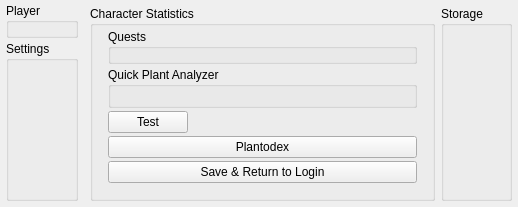
Above: client/src/GameState.ui from LaceyGSC/CPlusPlus-QT-CS3503-EducationalApp before the change. Below: the same form after it.
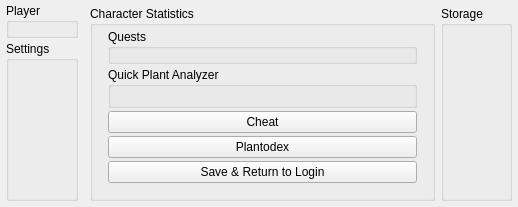
That is the form after the change.

The edit to the form file:
```diff
--- a/client/src/GameState.ui
+++ b/client/src/GameState.ui
@@ -9,7 +9,7 @@
    <rect>
     <x>0</x>
     <y>0</y>
-    <width>437</width>
+    <width>510</width>
     <height>205</height>
    </rect>
   </property>
@@ -197,13 +197,13 @@
         <item row="3" column="1">
          <widget class="QPushButton" name="pushButton">
           <property name="sizePolicy">
-           <sizepolicy hsizetype="Maximum" vsizetype="Fixed">
+           <sizepolicy hsizetype="Minimum" vsizetype="Fixed">
             <horstretch>0</horstretch>
             <verstretch>0</verstretch>
            </sizepolicy>
           </property>
           <property name="text">
-           <string>Test</string>
+           <string>Cheat</string>
           </property>
          </widget>
         </item>
```
